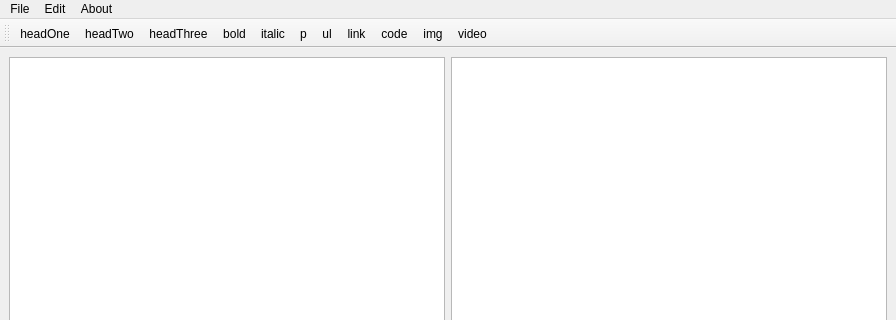
The window that src/forms/mainwindow.ui (pavelkral/mdedit) describes before a commit, drawn with Qt 5; both pictures show x 0 to 896 and y 0 to 320 of the 896 by 715 pixel window.
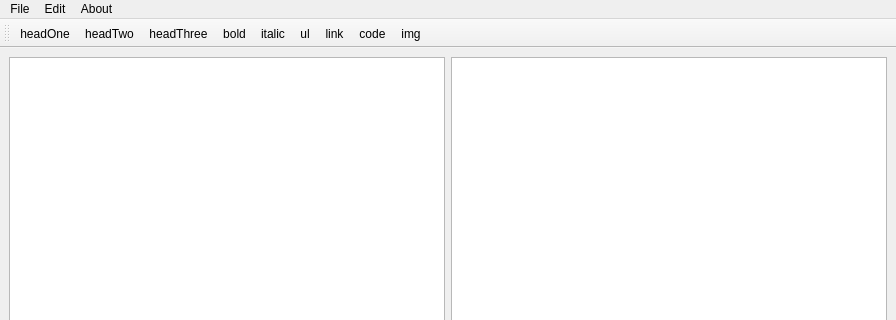
The same window after the commit. Icons and pictures are not drawn.

Commit message:
Refactor image insertion dialog and action list
Removed 'actionp' and 'actionvideo' from the main toolbar in mainwindow.ui. Updated the image insertion logic in mainwindow.cpp to prompt for an image URL instead of a group name, and insert the user-provided URL into the editor.

Patch:
```diff
--- a/src/forms/mainwindow.ui
+++ b/src/forms/mainwindow.ui
@@ -83,12 +83,10 @@
    <addaction name="actionheadThree"/>
    <addaction name="actionbold"/>
    <addaction name="actionitalic"/>
-   <addaction name="actionp"/>
    <addaction name="actionul"/>
    <addaction name="actionlink"/>
    <addaction name="actioncode"/>
    <addaction name="actionimg"/>
-   <addaction name="actionvideo"/>
   </widget>
   <action name="actionFileOpen">
    <property name="text">
```
The commit also changes 1 other file.
